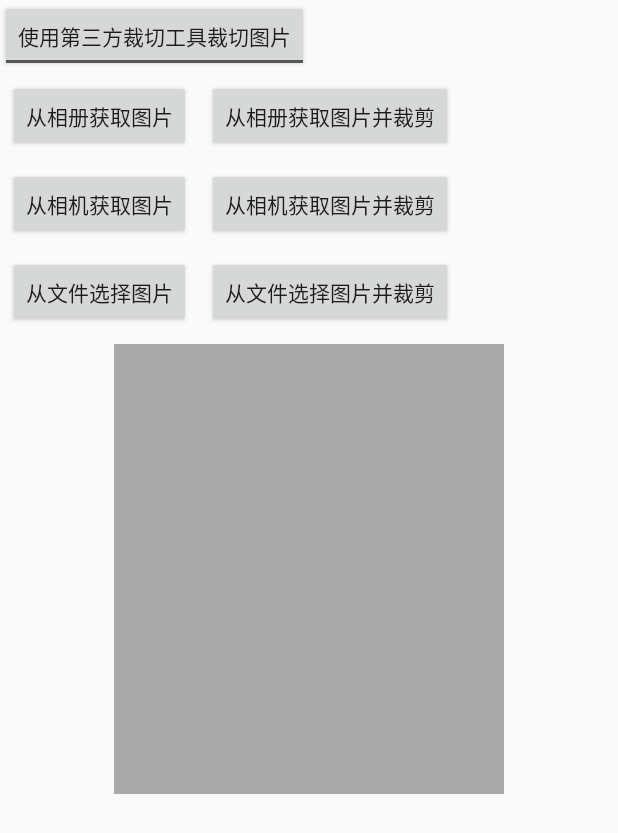
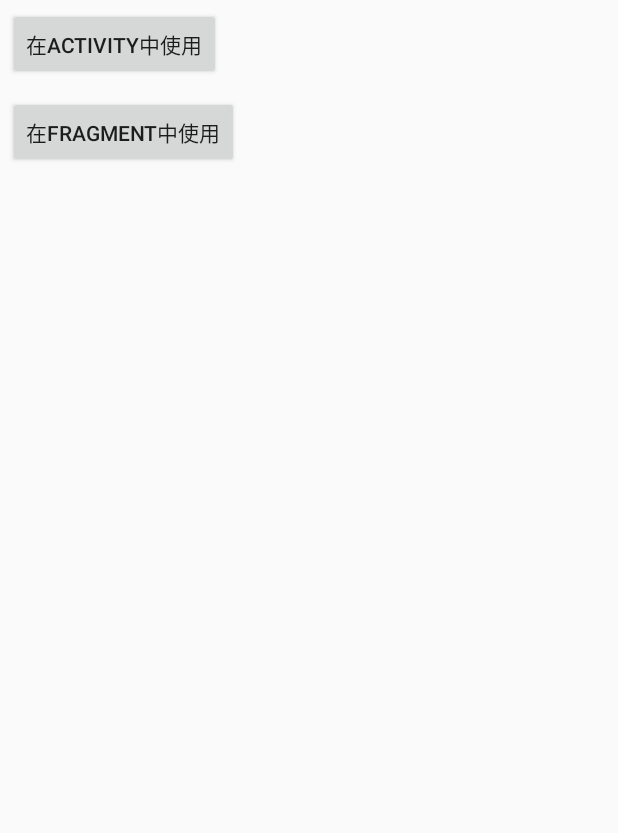
Before and after one commit to crazycodeboy/TakePhoto, an Android app: the screen it shows after launch (MainActivity), on a phone screen of 412 x 824 dp. Shown: the top 833 px of the screen. Run offline under Robolectric (Android 15) with nearby library versions, the phone set to English and light mode, and no system bars.

Commit message:
release v2.0.4

```diff
--- a/simple/src/main/AndroidManifest.xml
+++ b/simple/src/main/AndroidManifest.xml
@@ -16,6 +16,12 @@
                 <category android:name="android.intent.category.LAUNCHER" />
             </intent-filter>
         </activity>
+        <activity android:name=".SimpleActivity"
+            android:screenOrientation="portrait"
+            android:configChanges="orientation|keyboardHidden|screenSize"></activity>
+        <activity android:name=".SimpleFragmentActivity"
+            android:screenOrientation="portrait"
+            android:configChanges="orientation|keyboardHidden|screenSize"></activity>
     </application>
 
 </manifest>
--- a/simple/src/main/java/com/jph/simple/MainActivity.java
+++ b/simple/src/main/java/com/jph/simple/MainActivity.java
@@ -1,24 +1,9 @@
 package com.jph.simple;
 
-import android.Manifest;
-import android.content.pm.PackageManager;
-import android.graphics.Bitmap;
-import android.graphics.BitmapFactory;
-import android.net.Uri;
+import android.app.Activity;
+import android.content.Intent;
 import android.os.Bundle;
-import android.os.Environment;
-import android.support.v4.app.ActivityCompat;
-import android.support.v4.content.ContextCompat;
 import android.view.View;
-import android.widget.CompoundButton;
-import android.widget.ImageView;
-import android.widget.ToggleButton;
-
-import com.jph.takephoto.app.TakePhotoFragmentActivity;
-import com.jph.takephoto.compress.CompressConfig;
-import com.jph.takephoto.model.CropOptions;
-
-import java.io.File;
 
 /**
  * 从相册选择照片进行裁剪，从相机拍取照片进行裁剪<br>
@@ -27,75 +12,23 @@ import java.io.File;
  * Author JPH
  * Date 2016/6/7 0007 16:01
  */
-public class MainActivity extends TakePhotoFragmentActivity {
-    private ImageView imgShow;
-    private ToggleButton toggleButton;
-    private boolean withOwnCrop;
+public class MainActivity extends Activity implements View.OnClickListener{
     @Override
     protected void onCreate(Bundle savedInstanceState) {
         super.onCreate(savedInstanceState);
-        setContentView(R.layout.activity_main);
-        imgShow= (ImageView) findViewById(R.id.imgShow);
-        toggleButton= (ToggleButton) findViewById(R.id.toggleButton);
-        toggleButton.setOnCheckedChangeListener(new CompoundButton.OnCheckedChangeListener() {
-            @Override
-            public void onCheckedChanged(CompoundButton buttonView, boolean isChecked) {
-                withOwnCrop=isChecked;
-            }
-        });
+        setContentView(R.layout.activity_main_layout);
     }
-    public void cropPic(View view) {
-        if (ContextCompat.checkSelfPermission(this, Manifest.permission.WRITE_EXTERNAL_STORAGE)
-                != PackageManager.PERMISSION_GRANTED) {
-            //申请WRITE_EXTERNAL_STORAGE权限
-            ActivityCompat.requestPermissions(this, new String[]{Manifest.permission.WRITE_EXTERNAL_STORAGE},
-                    1);
-        }
-        File file=new File(Environment.getExternalStorageDirectory(), "/temp/"+System.currentTimeMillis() + ".jpg");
-        if (!file.getParentFile().exists())file.getParentFile().mkdirs();
-        Uri imageUri = Uri.fromFile(file);
-        CompressConfig compressConfig=new CompressConfig.Builder().setMaxSize(50*1024).setMaxPixel(800).create();
-        CropOptions cropOptions=new CropOptions.Builder().setAspectX(1).setAspectY(1).setWithOwnCrop(withOwnCrop).create();
-        switch (view.getId()) {
-            case R.id.btnPickFromGallery://从相册选择照片不裁切
-                getTakePhoto().onEnableCompress(compressConfig,true).onPickFromGallery();
+
+    @Override
+    public void onClick(View view) {
+        switch (view.getId()){
+            case R.id.btnTakePhotoActivity:
+                startActivity(new Intent(this,SimpleActivity.class));
                 break;
-            case R.id.btnPickFromGalleryWithCrop://从相册选择照片进行裁剪
-                getTakePhoto().onEnableCompress(compressConfig,true).onPickFromGalleryWithCrop(imageUri,cropOptions);
-                break;
-            case R.id.btnPickFromCapture://从相机拍取照片不裁剪
-                getTakePhoto().onEnableCompress(compressConfig,true).onPickFromCapture(imageUri);
-                break;
-            case R.id.btnPickFromCaptureWithCrop://从相机拍取照片进行裁剪
-            getTakePhoto().onEnableCompress(compressConfig,true).onPickFromCaptureWithCrop(imageUri,cropOptions);
-            break;
-            case R.id.btnPickFromDocuments://从文件选择照片不裁剪
-                getTakePhoto().onEnableCompress(compressConfig,true).onPickFromDocuments();
-                break;
-            case R.id.btnDocumentsCrop://从文件选择照片并裁剪
-                getTakePhoto().onEnableCompress(compressConfig,true).onPickFromDocumentsWithCrop(imageUri,cropOptions);
+            case R.id.btnTakePhotoFragment:
+                startActivity(new Intent(this,SimpleFragmentActivity.class));
                 break;
             default:
-                break;
         }
     }
-    @Override
-    public void takeCancel() {
-        super.takeCancel();
-    }
-    @Override
-    public void takeFail(String msg) {
-        super.takeFail(msg);
-    }
-    @Override
-    public void takeSuccess(String imagePath) {
-        super.takeSuccess(imagePath);
-        showImg(imagePath);
-    }
-    private void showImg(String imagePath){
-        BitmapFactory.Options option=new BitmapFactory.Options();
-        option.inSampleSize=2;
-        Bitmap bitmap=BitmapFactory.decodeFile(imagePath,option);
-        imgShow.setImageBitmap(bitmap);
-    }
 }
--- /dev/null
+++ b/simple/src/main/res/layout/activity_main_layout.xml
@@ -0,0 +1,32 @@
+<LinearLayout xmlns:android="http://schemas.android.com/apk/res/android"
+    android:orientation="vertical"
+    android:layout_width="match_parent"
+    android:layout_height="match_parent"
+    >
+    <LinearLayout
+        android:layout_width="match_parent"
+        android:layout_height="wrap_content"
+        android:orientation="horizontal">
+        <Button
+            android:id="@+id/btnTakePhotoActivity"
+            android:layout_width="wrap_content"
+            android:layout_height="wrap_content"
+            android:onClick="onClick"
+            android:layout_margin="5dp"
+            android:text="在Activity中使用" />
+    </LinearLayout>
+    <LinearLayout
+        android:layout_width="match_parent"
+        android:layout_height="wrap_content"
+        android:orientation="horizontal">
+
+        <Button
+            android:id="@+id/btnTakePhotoFragment"
+            android:layout_width="wrap_content"
+            android:layout_height="wrap_content"
+            android:onClick="onClick"
+            android:layout_margin="5dp"
+            android:text="在Fragment中使用" />
+    </LinearLayout>
+
+</LinearLayout>
--- a/takephoto_library/build.gradle
+++ b/takephoto_library/build.gradle
@@ -8,8 +8,8 @@ android {
 //        applicationId "com.jph.takephoto"
         minSdkVersion 8
         targetSdkVersion 22
-        versionCode 23
-        versionName "2.0.3"
+        versionCode 24
+        versionName "2.0.4"
     }
     buildTypes {
         release {
```
Also changed, not shown: simple/src/main/java/com/jph/simple/SimpleActivity.java (added, +102 -0 lines), simple/src/main/java/com/jph/simple/SimpleFragment.java (added, +112 -0 lines), simple/src/main/java/com/jph/simple/SimpleFragmentActivity.java (added, +26 -0 lines), simple/src/main/res/layout/simple_fragment_layout.xml (added, +12 -0 lines), simple/src/main/res/layout/simple_layout.xml (renamed from simple/src/main/res/layout/activity_main.xml).
